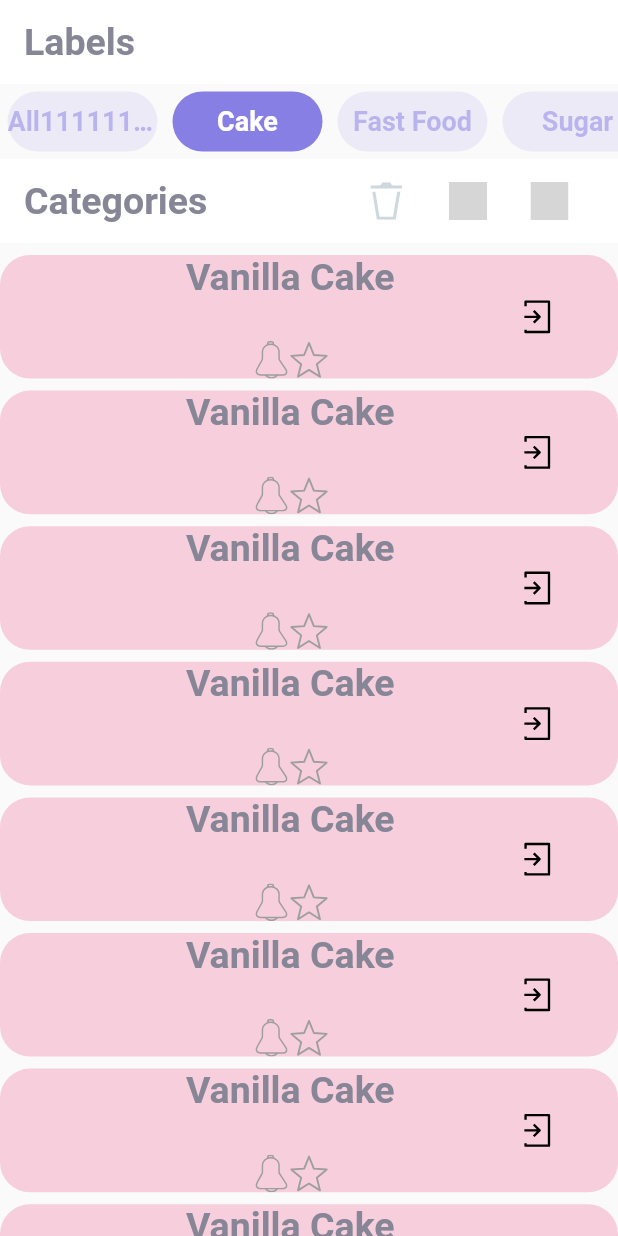
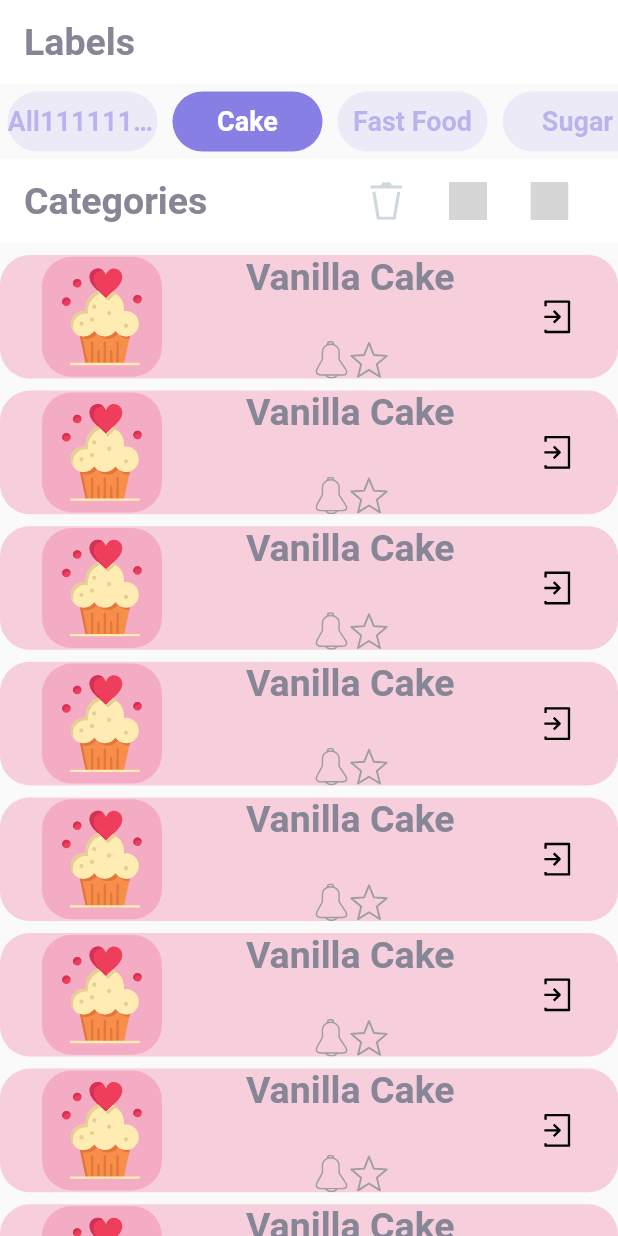
Before and after one commit to selmangoktas/Cake_List_14489305_flutterUI, a Flutter app: the BooksMarkViewPage widget shown alone on an empty page, opened directly, on a phone screen of 412 x 824 dp. Run offline on Flutter 3.47's test engine with Material 2 defaults, Android fonts, the phone set to English and light mode, and no system bars; our stand-ins replace flutter_svg; grey boxes are pictures that could not be loaded.

Commit message:
son düzenlemeler

```diff
--- a/lib/splash-view.dart
+++ b/lib/splash-view.dart
@@ -19,7 +19,7 @@ class MySplashApp extends StatelessWidget {
           return MaterialApp(
             debugShowCheckedModeBanner: false,
             home: MainHomePageView(
-              currentIndex: 1,
+              currentIndex: 0,
             ),
           );
         }
--- a/lib/view/page-contreller.dart
+++ b/lib/view/page-contreller.dart
@@ -44,7 +44,7 @@ class _MainHomePageViewState extends State<MainHomePageView> {
       maintainBottomViewPadding: true,
       minimum: EdgeInsets.all(1),
       child: Scaffold(
-        floatingActionButtonLocation: FloatingActionButtonLocation.centerFloat,
+        floatingActionButtonLocation: FloatingActionButtonLocation.centerDocked,
         appBar: PreferredSize(
           preferredSize: Size.fromHeight(size.width * .5),
           child: Padding(
--- a/lib/view/pages/bookmark/bookmark-view.dart
+++ b/lib/view/pages/bookmark/bookmark-view.dart
@@ -49,7 +49,7 @@ class _BooksMarkViewPageState extends State<BooksMarkViewPage> {
             child: Container(
               child: ListView.builder(
                 shrinkWrap: true,
-                physics: ScrollPhysics(),
+                physics: NeverScrollableScrollPhysics(),
                 itemCount: 10,
                 itemBuilder: (context, index) {
                   return Container(
@@ -93,6 +93,13 @@ class _BooksMarkViewPageState extends State<BooksMarkViewPage> {
                               )
                             ],
                           ),
+                          child: SvgContainer(
+                            image: 'assets/cakes/breey.svg',
+                            width: 80,
+                            height: 80,
+
+                            //color: Colors.grey,
+                          ),
                         ),
                         Column(
                           mainAxisAlignment: MainAxisAlignment.spaceBetween,
--- a/lib/widgets/label/label-container.dart
+++ b/lib/widgets/label/label-container.dart
@@ -1,6 +1,8 @@
 import 'package:flutter/material.dart';
 
 class LabelContainer extends StatelessWidget {
+
+
   final String text;
   final Color color;
   final double fontsize;
```
